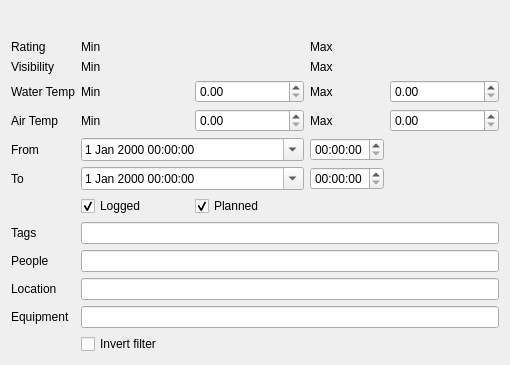
Above: desktop-widgets/filterwidget2.ui from subsurface/subsurface before the change. Below: the same form after it.
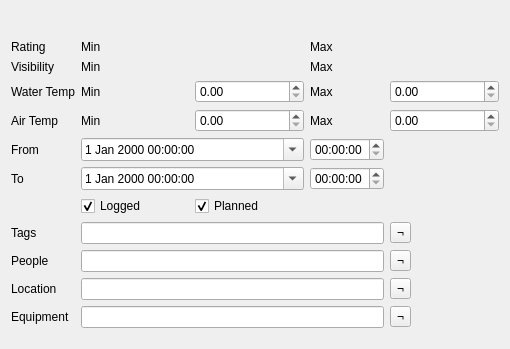
That is the form after the change. Icons and pictures are not drawn. Custom widgets are drawn as their Qt base class.

Commit message:
Filter: quick implementation of negation
Add negate buttons to the Tags, People, Location and Equipment
filters. Currently, if nothing is entered the filter is ignored
whether negate is on or off. One might think about filtering all
dives without tags, etc. instead.

```diff
--- a/desktop-widgets/filterwidget2.ui
+++ b/desktop-widgets/filterwidget2.ui
@@ -21,7 +21,7 @@
      </property>
     </widget>
    </item>
-   <item row="8" column="2" colspan="7">
+   <item row="8" column="2" colspan="6">
     <widget class="QLineEdit" name="tags"/>
    </item>
    <item row="1" column="2">
@@ -62,16 +62,6 @@
    <item row="3" column="6">
     <widget class="QDoubleSpinBox" name="minWaterTemp"/>
    </item>
-   <item row="12" column="2" colspan="7">
-    <widget class="QCheckBox" name="invertFilter">
-     <property name="toolTip">
-      <string>Display dives that will not match the search, only applies to tags, people, location and equipment</string>
-     </property>
-     <property name="text">
-      <string>Invert filter</string>
-     </property>
-    </widget>
-   </item>
    <item row="2" column="7">
     <widget class="QLabel" name="label_16">
      <property name="text">
@@ -131,7 +121,7 @@
      </property>
     </widget>
    </item>
-   <item row="10" column="2" colspan="7">
+   <item row="10" column="2" colspan="6">
     <widget class="QLineEdit" name="location"/>
    </item>
    <item row="11" column="0">
@@ -147,7 +137,7 @@
    <item row="4" column="8">
     <widget class="QDoubleSpinBox" name="maxAirTemp"/>
    </item>
-   <item row="11" column="2" colspan="7">
+   <item row="11" column="2" colspan="6">
     <widget class="QLineEdit" name="equipment"/>
    </item>
    <item row="3" column="0">
@@ -157,7 +147,7 @@
      </property>
     </widget>
    </item>
-   <item row="9" column="2" colspan="7">
+   <item row="9" column="2" colspan="6">
     <widget class="QLineEdit" name="people"/>
    </item>
    <item row="4" column="7">
@@ -301,6 +291,46 @@
      </property>
     </widget>
    </item>
+   <item row="8" column="8">
+    <widget class="QToolButton" name="tagsNegate">
+     <property name="text">
+      <string>¬</string>
+     </property>
+     <property name="checkable">
+      <bool>true</bool>
+     </property>
+    </widget>
+   </item>
+   <item row="9" column="8">
+    <widget class="QToolButton" name="peopleNegate">
+     <property name="text">
+      <string>¬</string>
+     </property>
+     <property name="checkable">
+      <bool>true</bool>
+     </property>
+    </widget>
+   </item>
+   <item row="10" column="8">
+    <widget class="QToolButton" name="locationNegate">
+     <property name="text">
+      <string>¬</string>
+     </property>
+     <property name="checkable">
+      <bool>true</bool>
+     </property>
+    </widget>
+   </item>
+   <item row="11" column="8">
+    <widget class="QToolButton" name="equipmentNegate">
+     <property name="text">
+      <string>¬</string>
+     </property>
+     <property name="checkable">
+      <bool>true</bool>
+     </property>
+    </widget>
+   </item>
   </layout>
  </widget>
  <customwidgets>
```
Left out of the diff: 1 changed line with no effect on the pictures. The commit also changes 3 other files.
